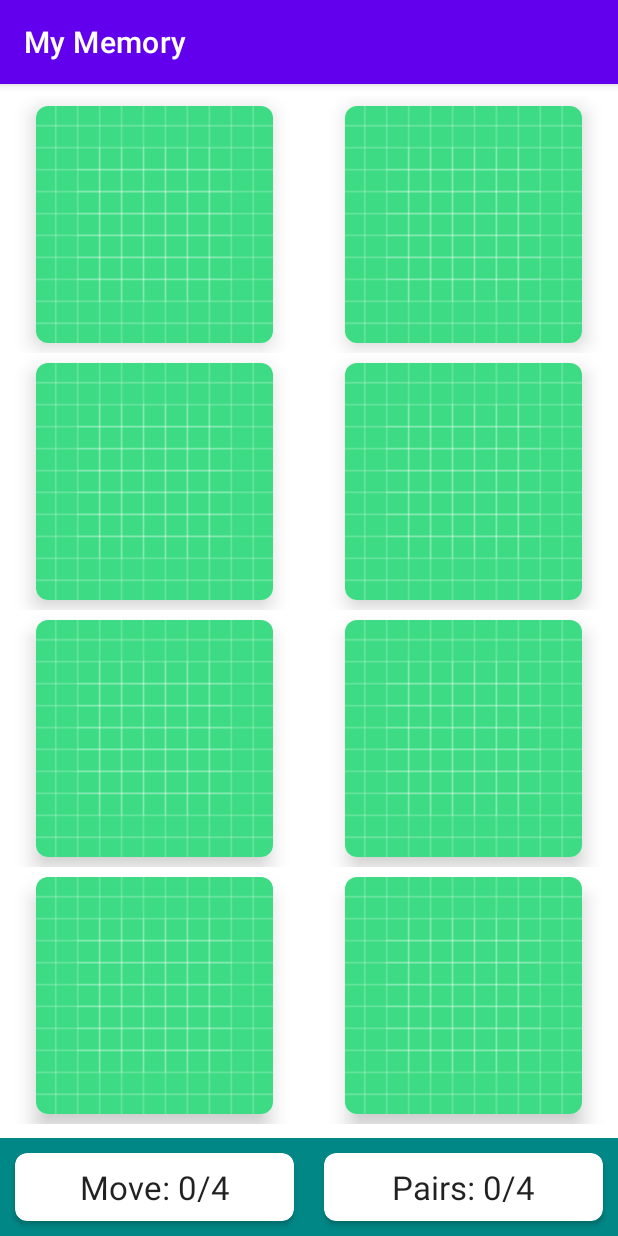
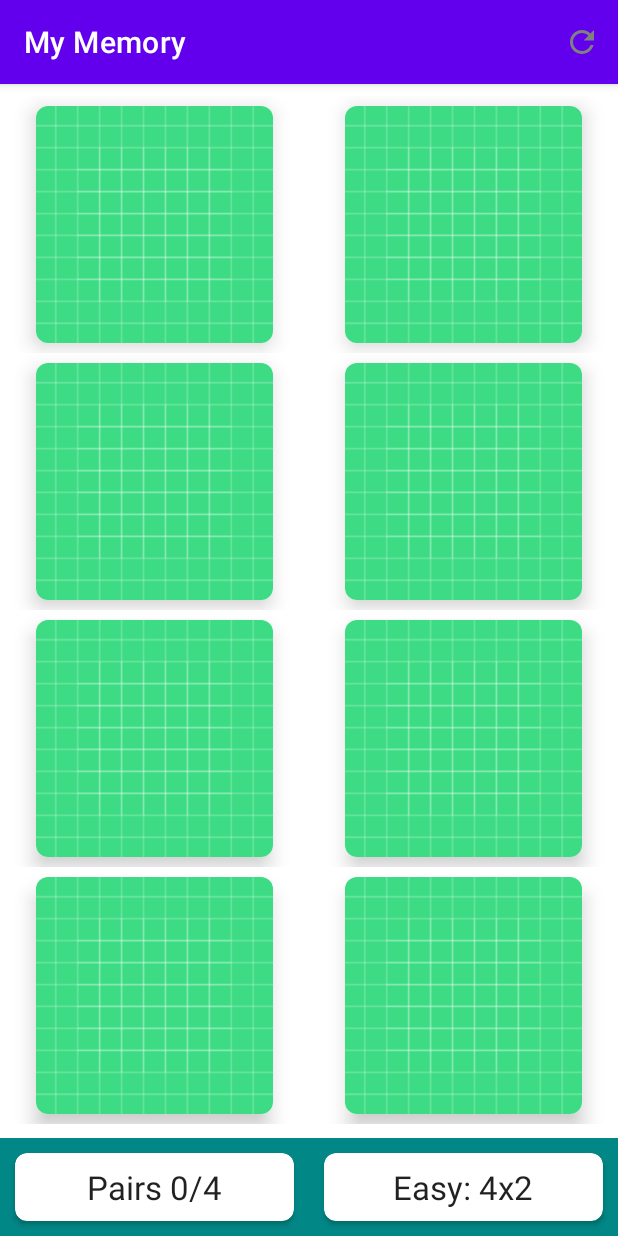
Before and after one commit to manish-jandu/MyMemoryGame, an Android app: the screen it shows after launch (MainActivity), on a phone screen of 412 x 824 dp. Run offline under Robolectric (Android 15) with nearby library versions, the phone set to English and light mode, and no system bars.

Commit message:
refresh button with all cases added in menu

```diff
--- a/app/src/main/java/com/example/mymemory/models/MemoryGame.kt
+++ b/app/src/main/java/com/example/mymemory/models/MemoryGame.kt
@@ -6,6 +6,7 @@
     val cards:List<MemoryCard>
     var numPairsFound = 0
     private var indexOfSingleSelectedCard:Int? = null
+    private var numCardFlips=0
 
     init {
         val chosenImages:List<Int> = DEFAULT_ICONS.shuffled().take(boardSize.getNumPairs())
@@ -14,6 +15,7 @@
     }
 
     fun flipCard(position: Int):Boolean {
+        numCardFlips++
         val card:MemoryCard = cards[position]
         // Three cases
         // 0 cards previously flipped over => restore cards + flip over the selected card
@@ -58,4 +60,8 @@
     fun isCardFaceUp(position: Int): Boolean {
         return cards[position].isFaceUp
     }
+
+    fun getNumMoves():Int{
+        return numCardFlips/2
+    }
 }
--- /dev/null
+++ b/app/src/main/res/drawable/ic_refresh.xml
@@ -0,0 +1,5 @@
+<vector android:height="24dp" android:tint="#808080"
+    android:viewportHeight="24" android:viewportWidth="24"
+    android:width="24dp" xmlns:android="http://schemas.android.com/apk/res/android">
+    <path android:fillColor="@android:color/white" android:pathData="M17.65,6.35C16.2,4.9 14.21,4 12,4c-4.42,0 -7.99,3.58 -7.99,8s3.57,8 7.99,8c3.73,0 6.84,-2.55 7.73,-6h-2.08c-0.82,2.33 -3.04,4 -5.65,4 -3.31,0 -6,-2.69 -6,-6s2.69,-6 6,-6c1.66,0 3.14,0.69 4.22,1.78L13,11h7V4l-2.35,2.35z"/>
+</vector>
--- /dev/null
+++ b/app/src/main/res/menu/menu_main.xml
@@ -0,0 +1,10 @@
+<?xml version="1.0" encoding="utf-8"?>
+<menu xmlns:app="http://schemas.android.com/apk/res-auto"
+    xmlns:android="http://schemas.android.com/apk/res/android">
+
+    <item
+        android:id="@+id/mi_refresh"
+        android:icon="@drawable/ic_refresh"
+        android:title="Refresh"
+        app:showAsAction="always" />
+</menu>
--- a/app/src/main/res/values/colors.xml
+++ b/app/src/main/res/values/colors.xml
@@ -8,4 +8,6 @@
     <color name="black">#FF000000</color>
     <color name="white">#FFFFFFFF</color>
     <color name="color_gray">#E0E0E0</color>
+    <color name="color_progress_full">#35BA01</color>
+    <color name="color_progress_none">#DC1E0B</color>
 </resources>
```
Also changed, not shown: app/src/main/java/com/example/mymemory/MainActivity.kt (+69 -2 lines).
